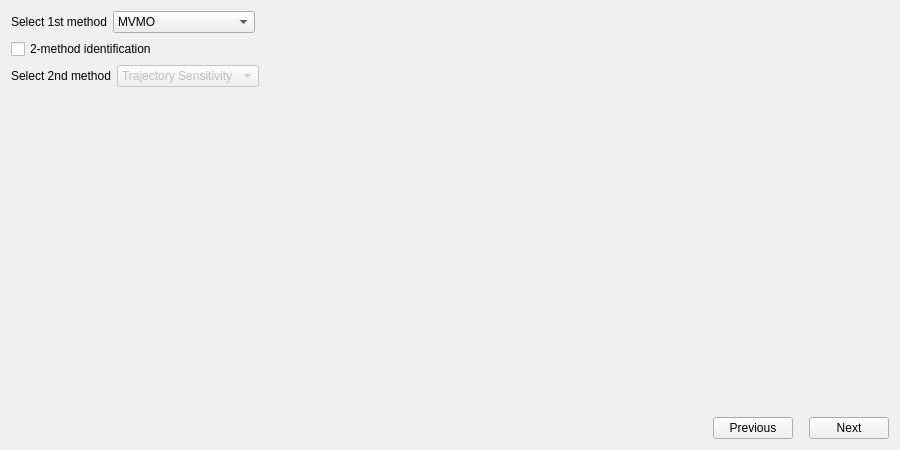
The window that ui/ui_files/method_selection.ui (gnegrelli/identPy_GUI) describes before a commit, drawn with Qt 5.
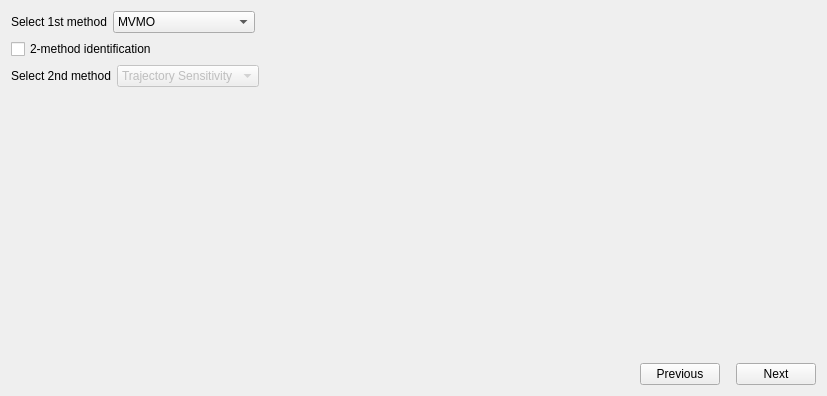
The same window after the commit.

Commit message: Create method selection page

```diff
--- a/ui/ui_files/method_selection.ui
+++ b/ui/ui_files/method_selection.ui
@@ -6,21 +6,21 @@
    <rect>
     <x>0</x>
     <y>0</y>
-    <width>900</width>
-    <height>450</height>
+    <width>827</width>
+    <height>396</height>
    </rect>
   </property>
   <property name="minimumSize">
    <size>
-    <width>900</width>
-    <height>450</height>
+    <width>827</width>
+    <height>396</height>
    </size>
   </property>
   <property name="windowTitle">
    <string>Form</string>
   </property>
   <layout class="QGridLayout" name="gridLayout">
-   <item row="0" column="0" colspan="2">
+   <item row="0" column="0">
     <layout class="QHBoxLayout" name="horizontalLayout_2">
      <item>
       <widget class="QLabel" name="label">
@@ -70,7 +70,7 @@
      </property>
     </widget>
    </item>
-   <item row="2" column="0" colspan="2">
+   <item row="2" column="0">
     <layout class="QHBoxLayout" name="horizontalLayout_3">
      <item>
       <widget class="QLabel" name="label_2">
@@ -106,7 +106,7 @@
      </item>
     </layout>
    </item>
-   <item row="3" column="1">
+   <item row="3" column="0">
     <spacer name="verticalSpacer">
      <property name="orientation">
       <enum>Qt::Vertical</enum>
@@ -119,7 +119,7 @@
      </property>
     </spacer>
    </item>
-   <item row="4" column="0" colspan="2">
+   <item row="4" column="0">
     <layout class="QHBoxLayout" name="horizontalLayout">
      <item>
       <spacer name="horizontalSpacer_2">
```
Left out of the diff: 27 changed lines with no effect on the pictures. The commit also changes 3 other files.
